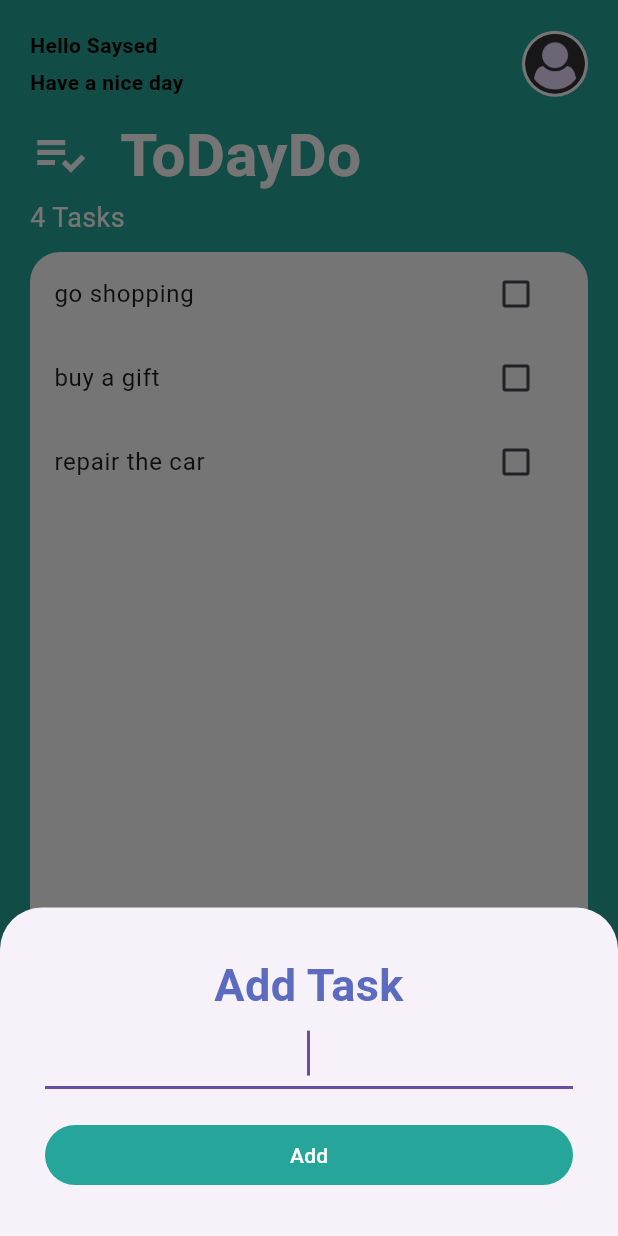
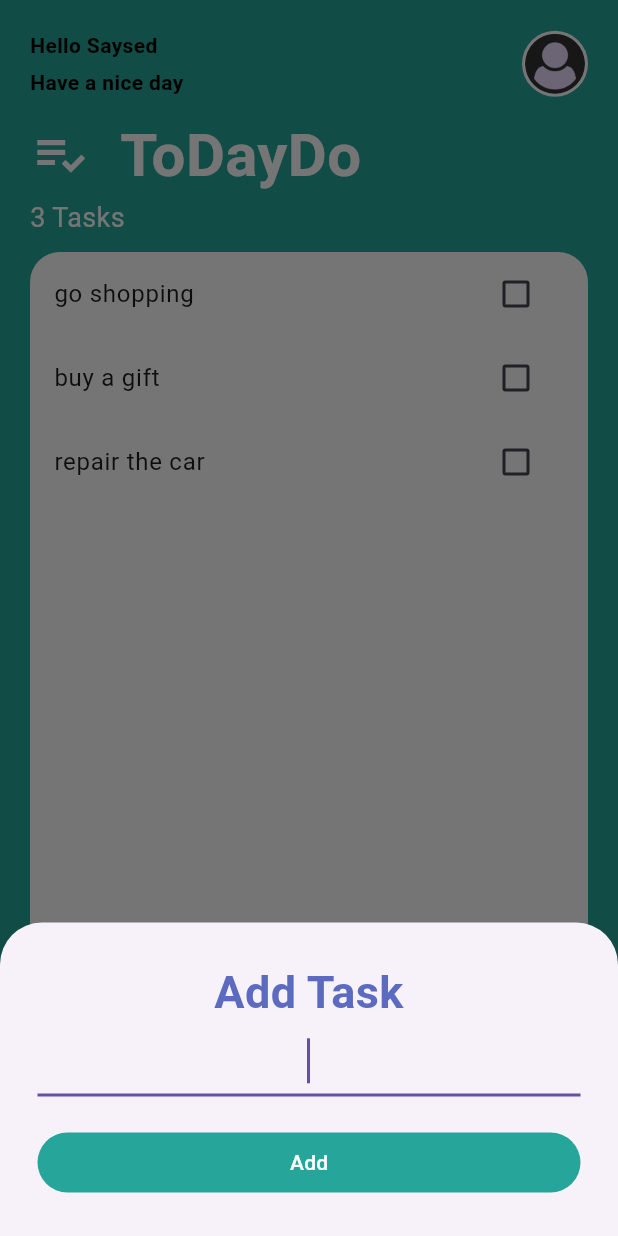
Before and after one commit to Abdo-Elsabagh/todaydo_app, a Flutter app: the screen it shows after launch, after a tap on the "add" icon, on a phone screen of 412 x 824 dp. Run offline on Flutter 3.47's test engine with Material 3 defaults, Android fonts, the phone set to English and light mode, and no system bars; our stand-ins replace lottie, shared_preferences.

Commit message:
"Updated AddTaskScreen to accept a callback function and pass new task title to it; modified TasksScreen to provide the callback function and update task list accordingly."

```diff
--- a/lib/screen/add_task_screen.dart
+++ b/lib/screen/add_task_screen.dart
@@ -1,12 +1,14 @@
 import 'package:flutter/material.dart';
 
 class AddTaskScreen extends StatelessWidget {
-  const AddTaskScreen({super.key});
+  final Function addTaskCallback;
+  const AddTaskScreen(this.addTaskCallback, {super.key});
 
   @override
   Widget build(BuildContext context) {
+    String? newTaskTitle;
     return Container(
-      padding: const EdgeInsets.all(30),
+      padding: const EdgeInsets.all(25),
       alignment: Alignment.center,
       child: Column(
         crossAxisAlignment: CrossAxisAlignment.stretch,
@@ -19,16 +21,21 @@ class AddTaskScreen extends StatelessWidget {
                 color: Colors.indigo[400],
                 fontWeight: FontWeight.bold),
           ),
-          const TextField(
+          TextField(
             autofocus: true,
             textAlign: TextAlign.center,
-            style: TextStyle(fontSize: 20),
+            style: const TextStyle(fontSize: 20),
+            onChanged: (value) {
+              newTaskTitle = value;
+            },
           ),
           const SizedBox(
             height: 20,
           ),
           TextButton(
-            onPressed: () {},
+            onPressed: () {
+              addTaskCallback(newTaskTitle);
+            },
             style: TextButton.styleFrom(backgroundColor: Colors.teal[400]),
             child: const Text(
               'Add',
--- a/lib/screen/tasks_screen.dart
+++ b/lib/screen/tasks_screen.dart
@@ -33,7 +33,12 @@ class _TasksScreenState extends State<TasksScreen> {
                   child: Container(
                       padding: EdgeInsets.only(
                           bottom: MediaQuery.of(context).viewInsets.bottom),
-                      child: const AddTaskScreen())),
+                      child: AddTaskScreen((newTaskTitle) {
+                        setState(() {
+                          tasks.add(Task(name: newTaskTitle));
+                          Navigator.pop(context);
+                        });
+                      }))),
             );
           },
           shape:
@@ -71,9 +76,9 @@ class _TasksScreenState extends State<TasksScreen> {
                   )
                 ],
               ),
-              const Text(
-                '4 Tasks',
-                style: TextStyle(color: Colors.white, fontSize: 18),
+              Text(
+                '${tasks.length} Tasks',
+                style: const TextStyle(color: Colors.white, fontSize: 18),
               ),
               const SizedBox(
                 height: 10,
```
